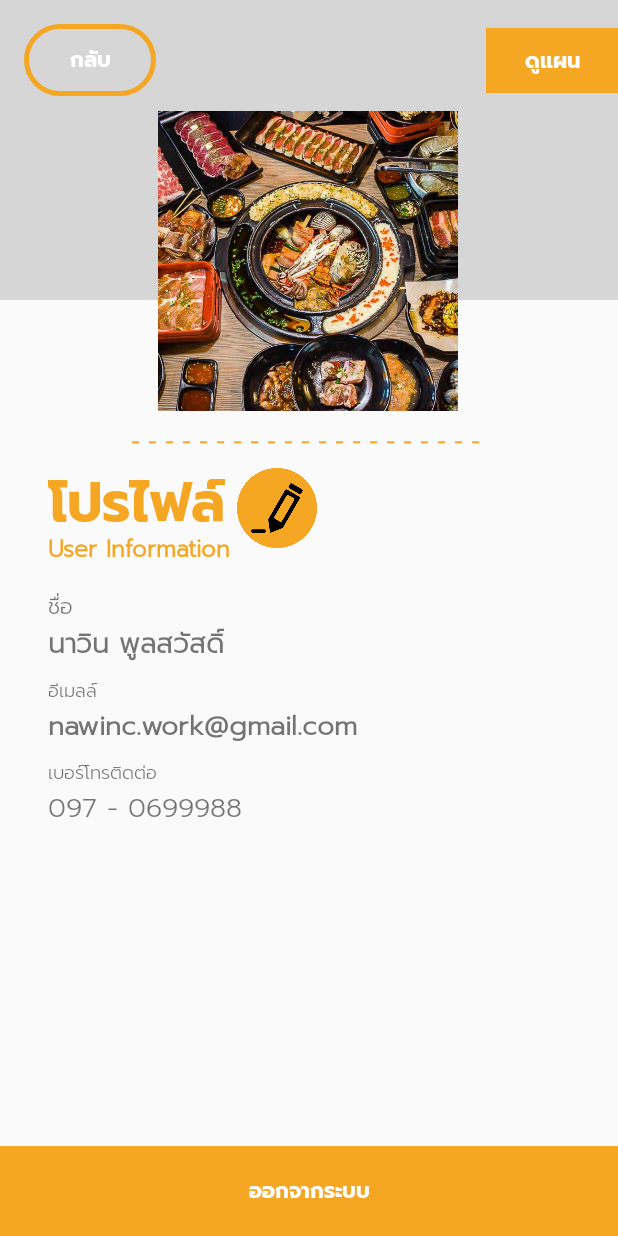
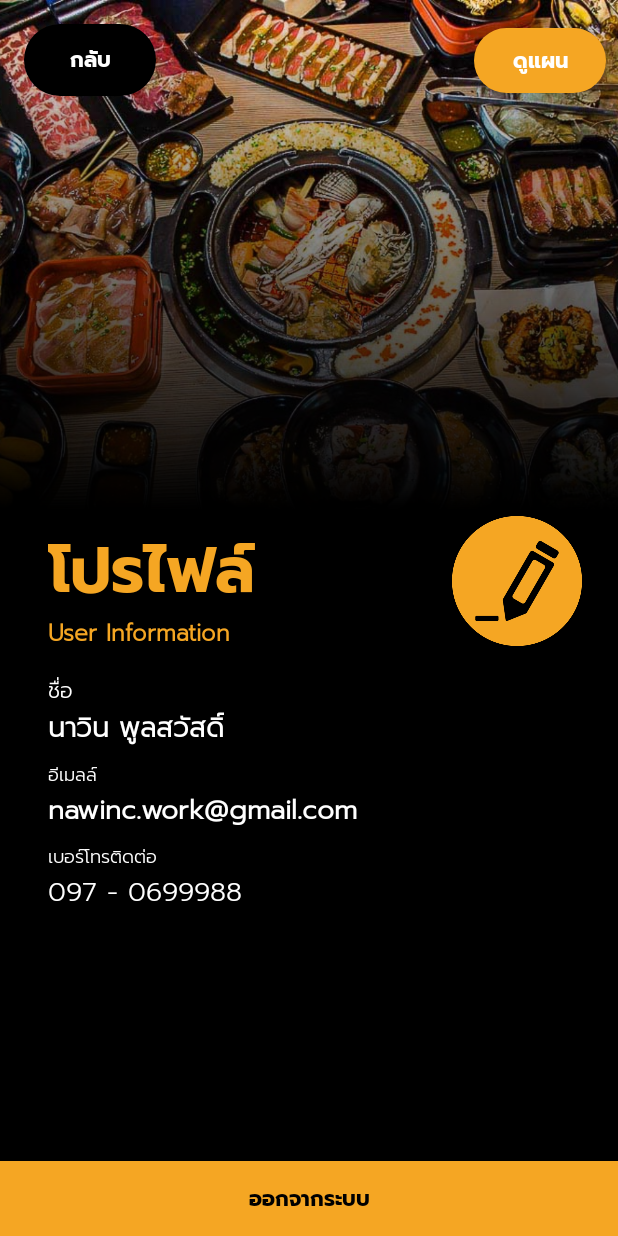
Before and after one commit to nawinest/Android-finalproject, an Android app: the fragment ProfileFragment placed in its activity, on a phone screen of 412 x 824 dp. Run offline under Robolectric (Android 15) with nearby library versions, the phone set to English and light mode, and no system bars; our stand-ins replace Firebase (no records; nobody signed in at launch, a user with empty details on screens opened directly), Picasso; pictures from the network do not load; Roboto replaces fonts that are not available here.

Commit message:
ui app update

```diff
--- a/FindBuffet/app/src/main/java/com/nawinc27/mac/findbuffet/Main_menu/MainPageFragment.java
+++ b/FindBuffet/app/src/main/java/com/nawinc27/mac/findbuffet/Main_menu/MainPageFragment.java
@@ -60,13 +60,12 @@ public class MainPageFragment extends Fragment {
         adapter.clear();
 
 
-        menus.add((new Menu("บุฟเฟต์ซีฟูู้ด", "Seafood Buffet", "#")));
-        menus.add((new Menu("บุฟเฟ่ต์ของหวาน", "Dessert Buffet", "#")));
-        menus.add((new Menu("บุฟเฟ่ต์อาหารญี่ปุ่น", "Japanese Food Buffet", "#")));
-        menus.add((new Menu("บุฟเฟ่ต์เนื้อ", "Beef Buffet", "#")));
-        menus.add((new Menu("บุฟเฟ่ต์อาหารไทย", "Thai food Buffet", "#")));
-        menus.add((new Menu("บุฟเฟ่ต์ทั่วไป", "Other Buffet", "#")));
-
+        menus.add((new Menu("บุฟเฟต์ซีฟูู้ด", "Seafood Buffet", R.drawable.first)));
+        menus.add((new Menu("บุฟเฟ่ต์ของหวาน", "Dessert Buffet", R.drawable.second)));
+        menus.add((new Menu("บุฟเฟ่ต์อาหารญี่ปุ่น", "Japanese Food Buffet", R.drawable.third)));
+        menus.add((new Menu("บุฟเฟ่ต์เนื้อ", "Beef Buffet", R.drawable.four)));
+        menus.add((new Menu("บุฟเฟ่ต์อาหารไทย", "Thai food Buffet", R.drawable.five)));
+        menus.add((new Menu("บุฟเฟ่ต์ทั่วไป", "Other Buffet", R.drawable.six)));
 
         adapter.notifyDataSetChanged();
         menu_list.setOnItemClickListener(new AdapterView.OnItemClickListener() {
--- a/FindBuffet/app/src/main/java/com/nawinc27/mac/findbuffet/Main_menu/Menu.java
+++ b/FindBuffet/app/src/main/java/com/nawinc27/mac/findbuffet/Main_menu/Menu.java
@@ -3,9 +3,9 @@ package com.nawinc27.mac.findbuffet.Main_menu;
 public class Menu {
     private String name;
     private String nameEng;
-    private String path_image;
+    private int path_image;
 
-    public Menu(String name, String nameEng, String path_image) {
+    public Menu(String name, String nameEng, int path_image) {
         this.name = name;
         this.nameEng = nameEng;
         this.path_image = path_image;
@@ -29,11 +29,11 @@ public class Menu {
         this.nameEng = nameEng;
     }
 
-    public String getPath_image() {
+    public int getPath_image() {
         return path_image;
     }
 
-    public void setPath_image(String path_image) {
+    public void setPath_image(int path_image) {
         this.path_image = path_image;
     }
 }
--- a/FindBuffet/app/src/main/java/com/nawinc27/mac/findbuffet/Main_menu/MenuAdapter.java
+++ b/FindBuffet/app/src/main/java/com/nawinc27/mac/findbuffet/Main_menu/MenuAdapter.java
@@ -1,12 +1,14 @@
 package com.nawinc27.mac.findbuffet.Main_menu;
 
 import android.content.Context;
+import android.media.Image;
 import android.support.annotation.NonNull;
 import android.support.annotation.Nullable;
 import android.view.LayoutInflater;
 import android.view.View;
 import android.view.ViewGroup;
 import android.widget.ArrayAdapter;
+import android.widget.ImageView;
 import android.widget.TextView;
 
 import com.nawinc27.mac.findbuffet.R;
@@ -31,6 +33,10 @@ public class MenuAdapter extends ArrayAdapter<Menu>{
     public View getView(int position, @Nullable View convertView, @NonNull ViewGroup parent) {
         View menuItem = LayoutInflater.from(con).inflate(R.layout.menulist_item, parent, false);
         TextView name = (TextView)menuItem.findViewById(R.id.name_th_menu);
+        ImageView img_thumnail_menu = menuItem.findViewById(R.id.img_thumnail_menu);
+        img_thumnail_menu.setImageResource(menus.get(position).getPath_image());
+
+
         name.setText(menus.get(position).getName());
         TextView nameEng = (TextView) menuItem.findViewById(R.id.name_en_menu);
         nameEng.setText(menus.get(position).getNameEng());
--- a/FindBuffet/app/src/main/java/com/nawinc27/mac/findbuffet/MapFragment.java
+++ b/FindBuffet/app/src/main/java/com/nawinc27/mac/findbuffet/MapFragment.java
@@ -36,7 +36,6 @@ public class MapFragment extends Fragment implements OnMapReadyCallback {
             lng = bd.getString("lng");
             initBackBtn();
         }
-
     }
 
     public void initBackBtn(){
--- a/FindBuffet/app/src/main/java/com/nawinc27/mac/findbuffet/Profile/ProfileFragment.java
+++ b/FindBuffet/app/src/main/java/com/nawinc27/mac/findbuffet/Profile/ProfileFragment.java
@@ -147,11 +147,7 @@ public class ProfileFragment extends Fragment {
                                 profileName.setText(mName);
                                 profilePhone.setText(mPhone);
                                 profileEmail.setText(mEmail);
-                                Glide.with(getActivity()).load(mProfile_image)
-                                        .apply(new RequestOptions()
-                                                .placeholder(R.mipmap.ic_launcher)
-                                                .centerCrop().circleCrop())
-                                        .into(profile_img);
+                                Picasso.with(getActivity()).load(mProfile_image).fit().centerCrop().placeholder(R.mipmap.ic_launcher).into(profile_img);
 
                             }
                     }
--- /dev/null
+++ b/FindBuffet/app/src/main/res/drawable/gradient_shape.xml
@@ -0,0 +1,8 @@
+<?xml version="1.0" encoding="utf-8"?>
+<shape xmlns:android="http://schemas.android.com/apk/res/android">
+    <gradient
+        android:startColor="#00FFFFFF"
+        android:endColor="#000"
+        android:type="linear"
+        android:angle="270"/>
+</shape>
--- a/FindBuffet/app/src/main/res/layout/fragement_mainpage.xml
+++ b/FindBuffet/app/src/main/res/layout/fragement_mainpage.xml
@@ -14,7 +14,7 @@
         >
         <android.support.constraint.ConstraintLayout
             android:layout_width="match_parent"
-            android:layout_height="match_parent">
+            android:layout_height="wrap_content">
 
     <LinearLayout
         android:id="@+id/topsection"
@@ -151,7 +151,7 @@
     <ListView
         android:id="@+id/menu_listview"
         android:layout_width="0dp"
-        android:layout_height="1400dp"
+        android:layout_height="1312dp"
         android:scrollbarStyle="outsideOverlay"
         android:scrollbars="vertical"
         app:layout_constraintEnd_toEndOf="parent"
--- a/FindBuffet/app/src/main/res/layout/fragment_profile.xml
+++ b/FindBuffet/app/src/main/res/layout/fragment_profile.xml
@@ -6,73 +6,58 @@
     android:layout_width="match_parent"
     android:layout_height="match_parent"
     android:orientation="vertical"
-    tools:context=".MainActivity">
+    tools:context=".MainActivity"
+    android:background="#000">
+
+    <ScrollView
+        android:layout_width="match_parent"
+        android:layout_height="match_parent"
+        app:layout_constraintBottom_toTopOf="@+id/profile_signout_button">
+
+        <android.support.constraint.ConstraintLayout
+            android:layout_width="match_parent"
+            android:layout_height="match_parent"
+            >
+
 
             <ImageView
-        android:id="@+id/profile_banner"
+                android:id="@+id/img_profile"
                 android:layout_width="0dp"
-        android:layout_height="200dp"
+                android:layout_height="340dp"
+                android:adjustViewBounds="true"
+                android:background="@drawable/round_outline_profile"
+                android:cropToPadding="true"
+                android:scaleType="centerCrop"
+                app:layout_constraintEnd_toEndOf="parent"
+                app:layout_constraintHorizontal_bias="0.454"
+                app:layout_constraintStart_toStartOf="parent"
+                app:layout_constraintTop_toTopOf="parent"
+                app:srcCompat="@drawable/buffet_1" />
+
+            <ImageView
+                android:id="@+id/img_wrapper"
+                android:layout_width="0dp"
+                android:layout_height="340dp"
                 android:adjustViewBounds="true"
                 android:cropToPadding="true"
                 android:scaleType="centerCrop"
                 app:layout_constraintEnd_toEndOf="parent"
-        app:layout_constraintHorizontal_bias="0.0"
+                app:layout_constraintHorizontal_bias="0.454"
                 app:layout_constraintStart_toStartOf="parent"
                 app:layout_constraintTop_toTopOf="parent"
-        app:srcCompat="@drawable/bg_black_opa60" />
-
-    <ImageView
-        android:id="@+id/img_profile"
-        android:layout_width="200dp"
-        android:layout_height="200dp"
-        android:layout_marginStart="100dp"
-        android:layout_marginLeft="100dp"
-        android:layout_marginTop="10dp"
-        android:layout_marginEnd="100dp"
-        android:layout_marginRight="100dp"
-        android:layout_marginBottom="400dp"
-        android:adjustViewBounds="true"
-        android:background="@drawable/round_outline_profile"
-        android:cropToPadding="true"
-        android:scaleType="centerCrop"
-        app:layout_constraintBottom_toBottomOf="parent"
-        app:layout_constraintEnd_toEndOf="parent"
-        app:layout_constraintHorizontal_bias="0.454"
-        app:layout_constraintStart_toStartOf="parent"
-        app:layout_constraintTop_toBottomOf="@+id/back_btn_profile"
-        app:layout_constraintVertical_bias="0.0"
-        app:srcCompat="@drawable/buffet_1" />
+                app:srcCompat="@drawable/gradient_shape" />
 
             <TextView
                 android:id="@+id/profile_textView"
                 android:layout_width="wrap_content"
                 android:layout_height="wrap_content"
-        android:layout_marginTop="80dp"
                 android:text="User Information"
                 android:textColor="@color/colorPrimaryDark"
                 android:textSize="15sp"
                 android:textStyle="bold"
                 app:fontFamily="@font/prompt_light"
                 app:layout_constraintStart_toStartOf="@+id/profile_textView3"
-        app:layout_constraintTop_toBottomOf="@+id/img_profile" />
-
-    <TextView
-        android:id="@+id/profile_textView6"
-        android:layout_width="wrap_content"
-        android:layout_height="wrap_content"
-        android:layout_marginStart="8dp"
-        android:layout_marginLeft="8dp"
-        android:layout_marginTop="10dp"
-        android:layout_marginEnd="8dp"
-        android:layout_marginRight="8dp"
-        android:text="- - - - - - - - - - - - - - - - - - - - - "
-        android:textColor="@color/colorPrimaryDark"
-        android:textSize="14sp"
-        android:textStyle="bold"
-        app:fontFamily="@font/prompt_light"
-        app:layout_constraintEnd_toEndOf="parent"
-        app:layout_constraintStart_toStartOf="parent"
-        app:layout_constraintTop_toBottomOf="@+id/img_profile" />
+                app:layout_constraintTop_toBottomOf="@+id/profile_textView3" />
 
             <TextView
                 android:id="@+id/profile_textView3"
@@ -80,14 +65,14 @@
                 android:layout_height="62dp"
                 android:layout_marginStart="32dp"
                 android:layout_marginLeft="32dp"
-        android:layout_marginTop="2dp"
+                android:layout_marginTop="8dp"
                 android:text="โปรไฟล์"
                 android:textColor="@color/colorPrimaryDark"
-        android:textSize="36sp"
+                android:textSize="42dp"
                 android:textStyle="bold"
                 app:fontFamily="@font/prompt_bold"
                 app:layout_constraintStart_toStartOf="parent"
-        app:layout_constraintTop_toBottomOf="@+id/profile_textView6" />
+                app:layout_constraintTop_toBottomOf="@+id/img_wrapper" />
 
             <TextView
                 android:id="@+id/profile_textView2"
@@ -95,6 +80,7 @@
                 android:layout_height="wrap_content"
                 android:layout_marginTop="16dp"
                 android:text="ชื่อ"
+                android:textColor="@android:color/white"
                 android:textSize="14sp"
                 app:fontFamily="@font/prompt_light"
                 app:layout_constraintStart_toStartOf="@+id/profile_textView"
@@ -105,6 +91,7 @@
                 android:layout_width="wrap_content"
                 android:layout_height="wrap_content"
                 android:text="นาวิน พูลสวัสดิ์"
+                android:textColor="@android:color/white"
                 android:textSize="18sp"
                 android:textStyle="bold"
                 app:fontFamily="@font/prompt_light"
@@ -117,6 +104,7 @@
                 android:layout_height="wrap_content"
                 android:layout_marginTop="8dp"
                 android:text="อีเมลล์"
+                android:textColor="@android:color/white"
                 android:textSize="12sp"
                 app:fontFamily="@font/prompt_light"
                 app:layout_constraintStart_toStartOf="@+id/profile_name"
@@ -127,6 +115,7 @@
                 android:layout_width="wrap_content"
                 android:layout_height="wrap_content"
                 android:text="nawinc.work@gmail.com"
+                android:textColor="@android:color/white"
                 android:textSize="18sp"
                 android:textStyle="bold"
                 app:fontFamily="@font/prompt_light"
@@ -139,6 +128,7 @@
                 android:layout_height="wrap_content"
                 android:layout_marginTop="8dp"
                 android:text="เบอร์โทรติดต่อ"
+                android:textColor="@android:color/white"
                 android:textSize="12sp"
                 app:fontFamily="@font/prompt_light"
                 app:layout_constraintStart_toStartOf="@+id/profile_email"
@@ -148,9 +138,12 @@
                 android:id="@+id/profile_phone_number"
                 android:layout_width="wrap_content"
                 android:layout_height="wrap_content"
+                android:layout_marginBottom="32dp"
                 android:text="097 - 0699988"
+                android:textColor="@android:color/white"
                 android:textSize="18sp"
                 app:fontFamily="@font/prompt_light"
+                app:layout_constraintBottom_toBottomOf="parent"
                 app:layout_constraintStart_toStartOf="@+id/prifile_textview6"
                 app:layout_constraintTop_toBottomOf="@+id/prifile_textview6" />
 
@@ -163,8 +156,8 @@
                 android:layout_marginLeft="16dp"
                 android:layout_marginTop="16dp"
 
+                android:background="@drawable/radius_border"
                 android:fontFamily="@font/prompt_bold"
-        android:background="@drawable/radius_border_yellow_solid"
                 android:text="กลับ"
                 android:textColor="@color/colorWhite"
                 app:layout_constraintStart_toStartOf="parent"
@@ -174,7 +167,9 @@
                 android:id="@+id/seeplan_btn"
                 android:layout_width="wrap_content"
                 android:layout_height="43dp"
-        android:background="@color/colorPrimaryDark"
+                android:layout_marginEnd="8dp"
+                android:layout_marginRight="8dp"
+                android:background="@drawable/radius_border_yellow"
                 android:fontFamily="@font/prompt_bold"
                 android:text="ดูแผน"
                 android:textColor="@color/colorWhite"
@@ -182,28 +177,32 @@
                 app:layout_constraintEnd_toEndOf="parent"
                 app:layout_constraintTop_toTopOf="@+id/back_btn_profile" />
 
+
+            <ImageView
+                android:id="@+id/edit_profile_btn"
+                android:layout_width="130px"
+                android:layout_height="130px"
+                android:layout_marginEnd="24dp"
+                android:layout_marginRight="24dp"
+                android:layout_marginBottom="8dp"
+                app:layout_constraintBottom_toBottomOf="@+id/profile_textView"
+                app:layout_constraintEnd_toEndOf="parent"
+                app:layout_constraintTop_toTopOf="@+id/profile_textView3"
+                app:srcCompat="@drawable/icon_edit_yellowbg" />
+
+        </android.support.constraint.ConstraintLayout>
+    </ScrollView>
+
     <Button
         android:id="@+id/profile_signout_button"
         android:layout_width="0dp"
-        android:layout_height="60dp"
+        android:layout_height="50dp"
         android:background="@color/colorPrimaryDark"
         android:fontFamily="@font/prompt_bold"
         android:text="ออกจากระบบ"
-        android:textColor="@color/colorWhite"
+        android:textColor="@android:color/black"
         app:layout_constraintBottom_toBottomOf="parent"
         app:layout_constraintEnd_toEndOf="parent"
         app:layout_constraintStart_toStartOf="parent" />
 
-    <ImageView
-        android:id="@+id/edit_profile_btn"
-        android:layout_width="80px"
-        android:layout_height="80px"
-        android:layout_marginStart="8dp"
-        android:layout_marginLeft="8dp"
-        android:layout_marginBottom="8dp"
-        app:layout_constraintBottom_toBottomOf="@+id/profile_textView"
-        app:layout_constraintStart_toEndOf="@+id/profile_textView3"
-        app:layout_constraintTop_toTopOf="@+id/profile_textView3"
-        app:srcCompat="@drawable/icon_edit_yellowbg" />
-
 </android.support.constraint.ConstraintLayout>
```
Also changed, not shown: FindBuffet/app/src/main/res/drawable/first.jpg (added), FindBuffet/app/src/main/res/drawable/five.jpg (added), FindBuffet/app/src/main/res/drawable/four.jpg (added), FindBuffet/app/src/main/res/drawable/second.jpg (added), FindBuffet/app/src/main/res/drawable/six.jpg (added), FindBuffet/app/src/main/res/drawable/third.jpg (added). Lines whose indentation alone changed are shown as unchanged.
